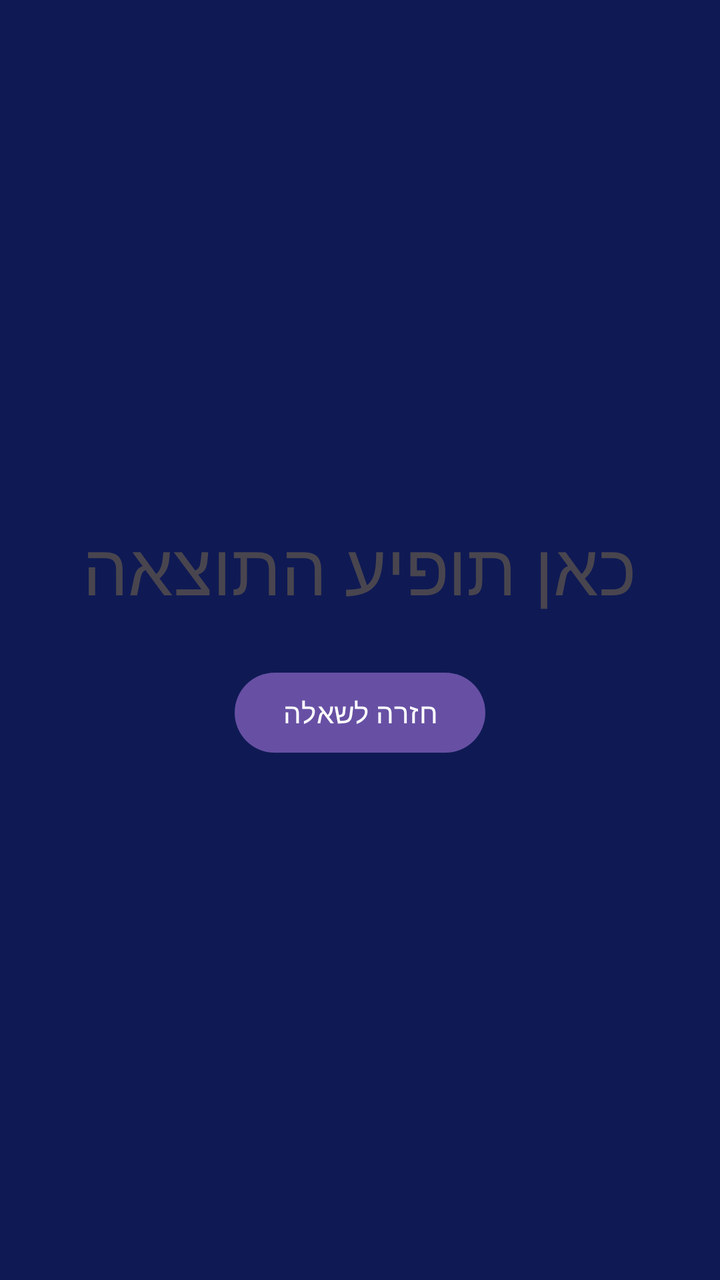
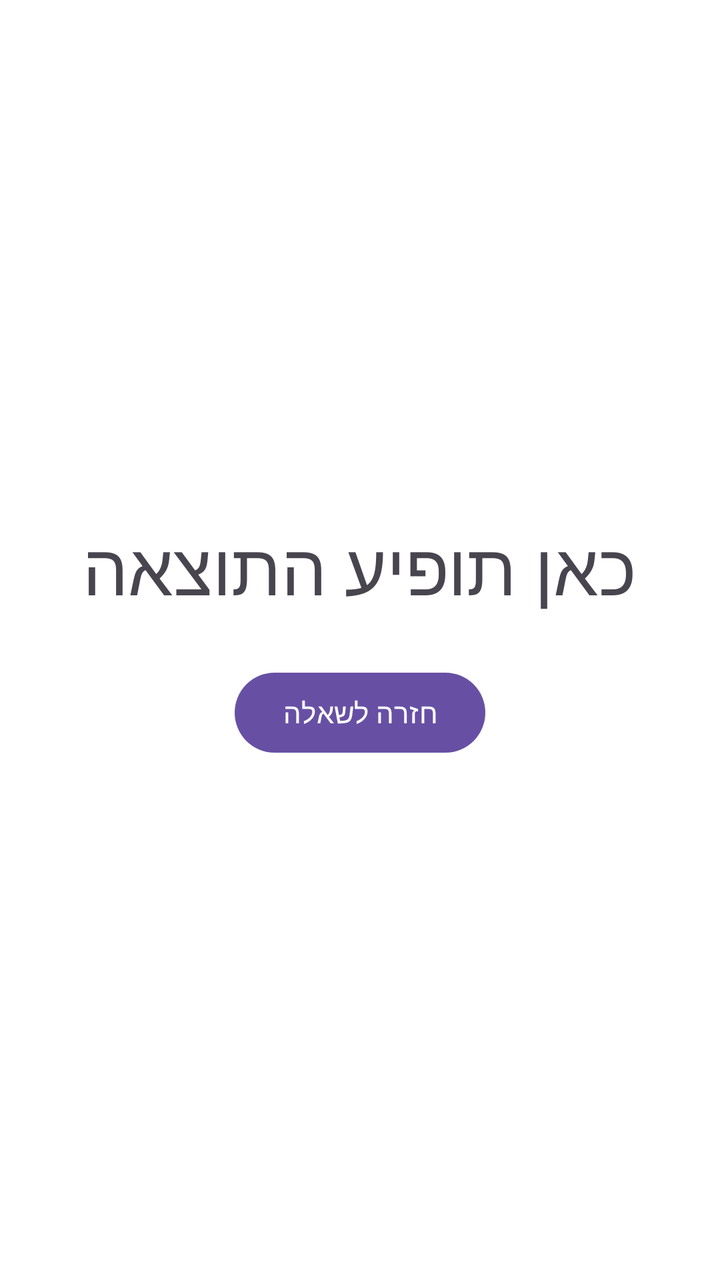

Screens rendered from an Android XML layout before and after an edit, with the pre-edit source and the edit as a unified diff.
<!-- AndroidManifest.xml: application theme Theme.TrueFalseQuiz -->
<!-- res/layout/activity_result.xml -->
<?xml version="1.0" encoding="utf-8"?>
<LinearLayout xmlns:android="http://schemas.android.com/apk/res/android"
    android:id="@+id/main"
    android:layout_width="match_parent"
    android:layout_height="match_parent"
    android:background="@color/screen_bg"
    android:gravity="center"
    android:orientation="vertical"
    android:padding="16dp">

    <TextView
        android:id="@+id/tvResult"
        android:layout_width="wrap_content"
        android:layout_height="wrap_content"
        android:text="כאן תופיע התוצאה"
        android:textSize="36sp" />

    <Button
        android:id="@+id/btnBack"
        android:layout_width="wrap_content"
        android:layout_height="wrap_content"
        android:layout_marginTop="24dp"
        android:text="חזרה לשאלה" />

</LinearLayout>
<!-- resources referenced by this layout -->
<resources>
  <color name="screen_bg">#0F1A54</color>
  <style name="Theme.TrueFalseQuiz" parent="Base.Theme.TrueFalseQuiz" />
  <style name="Base.Theme.TrueFalseQuiz" parent="Theme.Material3.DayNight.NoActionBar">
          
          
      </style>
</resources>

<!-- the commit's change to res/layout/activity_result.xml (unified diff, before → after) -->
@@ -3,7 +3,7 @@
     android:id="@+id/main"
     android:layout_width="match_parent"
     android:layout_height="match_parent"
-    android:background="@color/screen_bg"
+    android:background="@color/white"
     android:gravity="center"
     android:orientation="vertical"
     android:padding="16dp">
<!-- resource entries referenced after the edit -->
@@ -1,6 +1,6 @@
 <!-- resources referenced by this layout -->
 <resources>
-  <color name="screen_bg">#0F1A54</color>
+  <color name="white">#FFFFFFFF</color>
   <style name="Theme.TrueFalseQuiz" parent="Base.Theme.TrueFalseQuiz" />
   <style name="Base.Theme.TrueFalseQuiz" parent="Theme.Material3.DayNight.NoActionBar">
           
